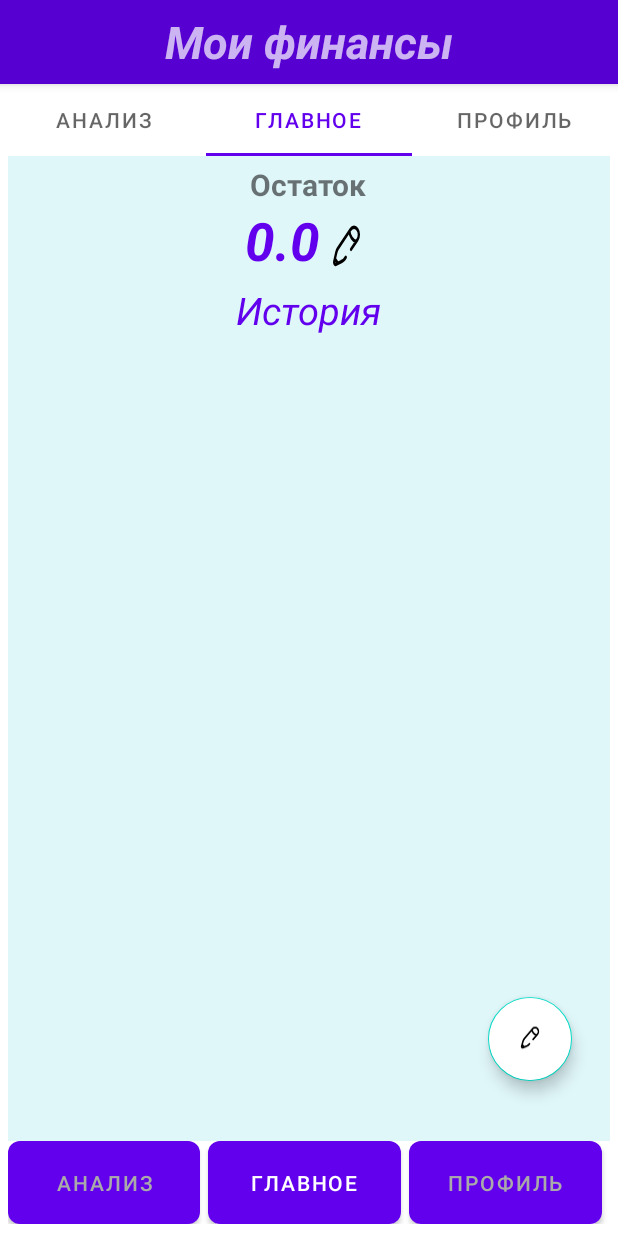
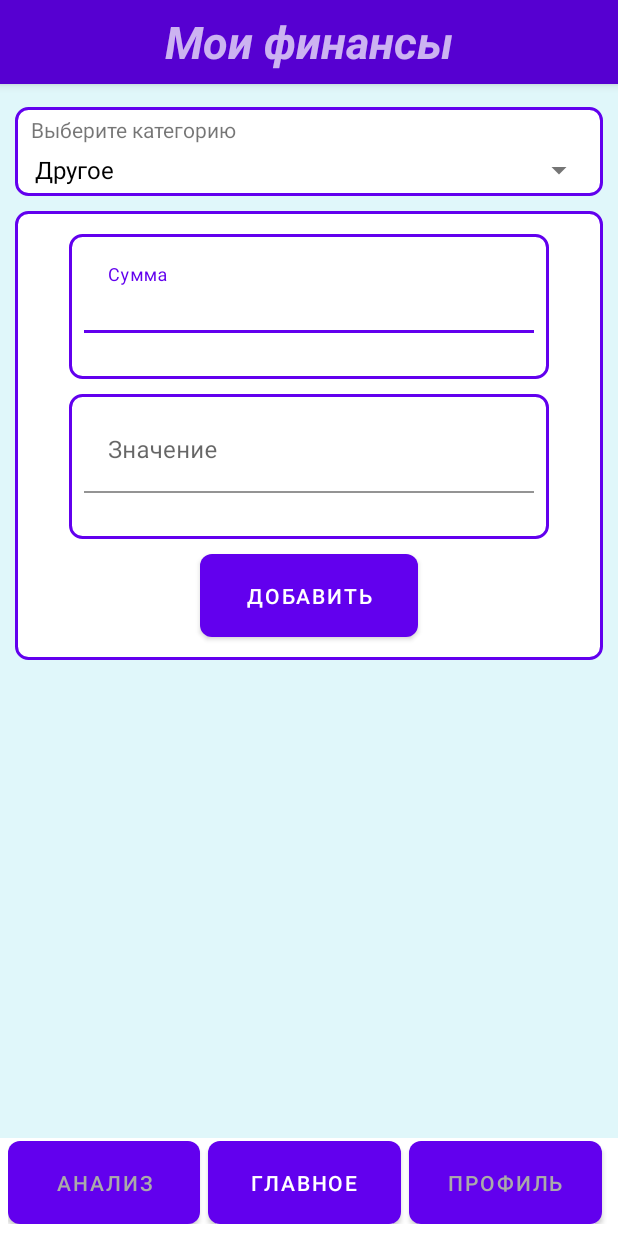
Before and after one commit to Orazjan/MyFinance, an Android app: the screen it shows after launch (MainActivity), after a tap on an icon or button, on a phone screen of 412 x 824 dp. Run offline under Robolectric (Android 15) with nearby library versions, the phone set to English and light mode, and no system bars; 3 other taps on this screen came first.

Commit message:
fixed some fragments

```diff
--- a/app/src/main/java/com/example/myfinance/Fragments/MainFragment.java
+++ b/app/src/main/java/com/example/myfinance/Fragments/MainFragment.java
@@ -19,11 +19,10 @@ import androidx.annotation.NonNull;
 import androidx.annotation.Nullable;
 import androidx.appcompat.app.AlertDialog;
 import androidx.fragment.app.Fragment;
-import androidx.fragment.app.FragmentManager;
-import androidx.fragment.app.FragmentTransaction;
 import androidx.lifecycle.ViewModelProvider;
 
 import com.example.myfinance.Adapters.ShowFinancesAdapter;
+import com.example.myfinance.MainActivity;
 import com.example.myfinance.Models.SharedViewModel;
 import com.example.myfinance.Models.ShowFinances;
 import com.example.myfinance.R;
@@ -34,10 +33,10 @@ import java.util.List;
 
 public class MainFragment extends Fragment {
 
-    private TextView sumTextView; // Изменено с 'sum' для ясности
-    private ImageButton changeSumButton; // Изменено с 'changeSum' для ясности
+    private TextView sumTextView;
+    private ImageButton changeSumButton;
     private FloatingActionButton btnAddNewCheck;
-    private ListView mainCheck; // Используем это имя для ListView
+    private ListView mainCheck;
     private List<ShowFinances> financeList;
     private ShowFinancesAdapter financeAdapter;
     private SharedViewModel sharedViewModel;
@@ -46,7 +45,6 @@ public class MainFragment extends Fragment {
     private Double pendingSum;
 
     public MainFragment() {
-        // Required empty public constructor
     }
 
     @Nullable
@@ -59,59 +57,55 @@ public class MainFragment extends Fragment {
     public void onViewCreated(@NonNull View view, @Nullable Bundle savedInstanceState) {
         super.onViewCreated(view, savedInstanceState);
 
-        // Инициализация элементов UI
-        sumTextView = view.findViewById(R.id.sum); // Инициализация TextView
-        changeSumButton = view.findViewById(R.id.changeSum); // Инициализация ImageButton
-        btnAddNewCheck = view.findViewById(R.id.btnAddNewCheck); // Инициализация FloatingActionButton
-        mainCheck = view.findViewById(R.id.mainCheck); // Инициализация ListView с правильным именем
+        sumTextView = view.findViewById(R.id.sum);
+        changeSumButton = view.findViewById(R.id.changeSum);
+        btnAddNewCheck = view.findViewById(R.id.btnAddNewCheck);
+        mainCheck = view.findViewById(R.id.mainCheck);
 
-        // Инициализация списка финансовых записей и адаптера только один раз
         if (financeList == null) {
             financeList = new ArrayList<>();
         }
         if (financeAdapter == null) {
             financeAdapter = new ShowFinancesAdapter(requireContext(), financeList);
-            mainCheck.setAdapter(financeAdapter); // Устанавливаем адаптер здесь, один раз
+            mainCheck.setAdapter(financeAdapter);
         }
 
-        // Получаем экземпляр SharedViewModel
         sharedViewModel = new ViewModelProvider(requireActivity()).get(SharedViewModel.class);
 
-        // Наблюдаем за изменениями категории и суммы.
-        // Оба наблюдателя вызывают addFinanceEntryIfReady(), который проверит,
-        // доступны ли оба значения.
         sharedViewModel.getSelectedCategory().observe(getViewLifecycleOwner(), s -> {
             pendingCategory = s;
             Log.d("MainFragment", "Category received: " + s);
-            addFinanceEntryIfReady(); // <--- Здесь вызывается метод, который ждет оба значения
+            addFinanceEntryIfReady();
         });
 
         sharedViewModel.getSum().observe(getViewLifecycleOwner(), s -> {
             pendingSum = s;
             Log.d("MainFragment", "Sum received: " + s);
-            addFinanceEntryIfReady(); // <--- Здесь вызывается метод, который ждет оба значения
+            addFinanceEntryIfReady();
         });
 
-        // Слушатели для кнопок
-        changeSumButton.setOnClickListener(v -> { // Используем v вместо View для лямбда-выражений
+        changeSumButton.setOnClickListener(v -> {
             showAlertDialogForAddingSum();
         });
 
-        btnAddNewCheck.setOnClickListener(v -> { // Используем v вместо View для лямбда-выражений
-            FragmentManager fragmentManager = requireActivity().getSupportFragmentManager();
-            FragmentTransaction fragmentTransaction = fragmentManager.beginTransaction();
-            fragmentTransaction.replace(R.id.viewPager, new AddingNewFinance());
-            fragmentTransaction.addToBackStack(null);
-            fragmentTransaction.commit();
+        btnAddNewCheck.setOnClickListener(v -> {
+            if (getActivity() instanceof MainActivity) {
+                MainActivity mainActivity = (MainActivity) getActivity();
+                mainActivity.openSecondaryFragment(new AddingNewFinance(), "AddingNewFinance");
+
+                Log.d("FragmentAction", "btnAddNewCheck clicked, requesting AddingNewFinance fragment.");
+            } else {
+                Log.e("FragmentError", "Родительская Activity не является MainActivity. Невозможно открыть AddingNewFinance.");
+
+                Toast.makeText(getContext(), "Ошибка: Не удалось открыть окно добавления.", Toast.LENGTH_SHORT).show();
+            }
         });
 
-        // Слушатель для нажатия на элемент списка
         mainCheck.setOnItemClickListener((parent, v, position, id) -> { // Используем 'mainCheck'
             ShowFinances clickedItem = (ShowFinances) parent.getItemAtPosition(position);
             Toast.makeText(requireContext(), "Нажата запись: " + clickedItem.getName() + " - " + clickedItem.getSum(), Toast.LENGTH_SHORT).show();
         });
 
-        // Обновляем общую сумму при первом запуске
         updateTotalSum();
     }
 
@@ -123,13 +117,8 @@ public class MainFragment extends Fragment {
                 currentTotal = Double.parseDouble(sumText);
             }
         } catch (NumberFormatException e) {
-            Log.e("MainFragment", "Ошибка парсинга начальной суммы: " + e.getMessage());
             currentTotal = 0.0;
         }
-
-        // Логика для подсчета общей суммы (предполагая, что это общие расходы)
-        // Если sumTextView - это баланс, то логика должна быть другой:
-        // currentTotal = <начальный_баланс> - totalExpenses;
         double totalExpenses = 0.0;
         for (ShowFinances item : financeList) {
             totalExpenses += item.getSum();
@@ -151,14 +140,14 @@ public class MainFragment extends Fragment {
         builder.setNegativeButton("Отмена", (dialogInterface, i) -> dialogInterface.dismiss()); // Лямбда-выражение
 
         AlertDialog dialog = builder.create();
-        dialog.setOnShowListener(dialogInterface -> { // Лямбда-выражение
+        dialog.setOnShowListener(dialogInterface -> {
             Button positiveBtn = dialog.getButton(DialogInterface.BUTTON_POSITIVE);
             positiveBtn.setEnabled(false);
-            positiveBtn.setOnClickListener(v -> { // Лямбда-выражение
+            positiveBtn.setOnClickListener(v -> {
                 String sumText = editTextSum.getText().toString().trim();
-                sumTextView.setText(sumText); // Используем sumTextView
+                sumTextView.setText(sumText);
                 dialogInterface.dismiss();
-                updateTotalSum(); // Пересчитываем и отображаем баланс
+                updateTotalSum();
             });
             editTextSum.addTextChangedListener(new TextWatcher() {
                 @Override
@@ -182,22 +171,17 @@ public class MainFragment extends Fragment {
     private void addFinanceEntryIfReady() {
         if (pendingCategory != null && !pendingCategory.isEmpty() && pendingSum != null) {
             ShowFinances newEntry = new ShowFinances(0, pendingSum, pendingCategory);
-            financeList.add(newEntry); // Добавление элемента
-            financeAdapter.notifyDataSetChanged(); // Уведомление адаптера
-            updateTotalSum(); // Обновление UI с общей суммой
+            financeList.add(newEntry);
+            financeAdapter.notifyDataSetChanged();
+            updateTotalSum();
 
             Log.d("MainFragment", "Financial entry added: " + pendingCategory + " - " + pendingSum);
             Toast.makeText(requireContext(), "Entry added: " + pendingCategory + " - " + pendingSum, Toast.LENGTH_SHORT).show();
 
-            // ОЧЕНЬ ВАЖНО: Сбросить временные переменные после использования
             pendingCategory = null;
             pendingSum = null;
 
-            // Если вы хотите, чтобы SharedViewModel "забывал" данные после использования,
-            // добавьте в него метод типа clearCategoryAndSum() и вызовите его здесь:
-            // sharedViewModel.clearCategoryAndSum();
         } else {
-            // Логирование для отладки, почему запись не добавляется
             Log.d("MainFragment", "Cannot add entry: " +
                     "pendingCategory=" + pendingCategory +
                     ", pendingSum=" + pendingSum);
--- a/app/src/main/res/layout/adding_new_finance_fragment.xml
+++ b/app/src/main/res/layout/adding_new_finance_fragment.xml
@@ -1,8 +1,8 @@
 <?xml version="1.0" encoding="utf-8"?>
-<FrameLayout xmlns:android="http://schemas.android.com/apk/res/android"
+<androidx.constraintlayout.widget.ConstraintLayout xmlns:android="http://schemas.android.com/apk/res/android"
     xmlns:app="http://schemas.android.com/apk/res-auto"
     android:layout_width="match_parent"
-    android:padding="5sp"
+    android:padding="10sp"
     android:background="#E0F7FA"
     android:layout_height="match_parent">
 
@@ -100,4 +100,4 @@
 
     </LinearLayout>
 
-</FrameLayout>
+</androidx.constraintlayout.widget.ConstraintLayout>
```
Also changed, not shown: app/src/main/java/com/example/myfinance/Fragments/ProfileFragment.java (+18 -28 lines).
